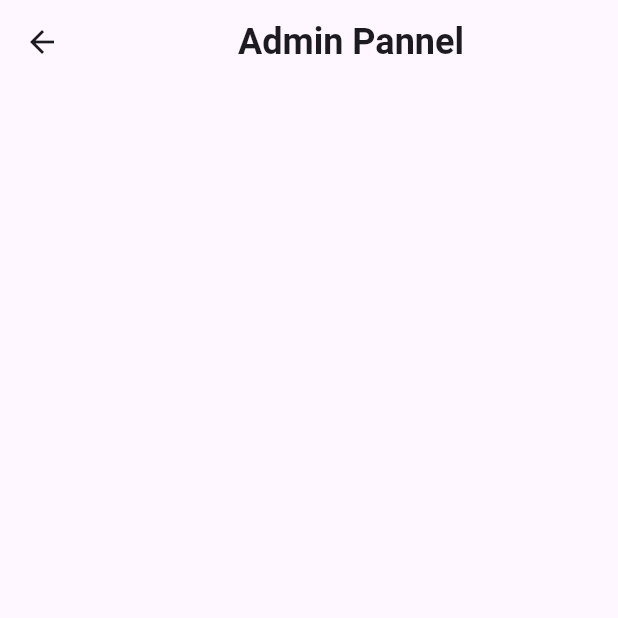
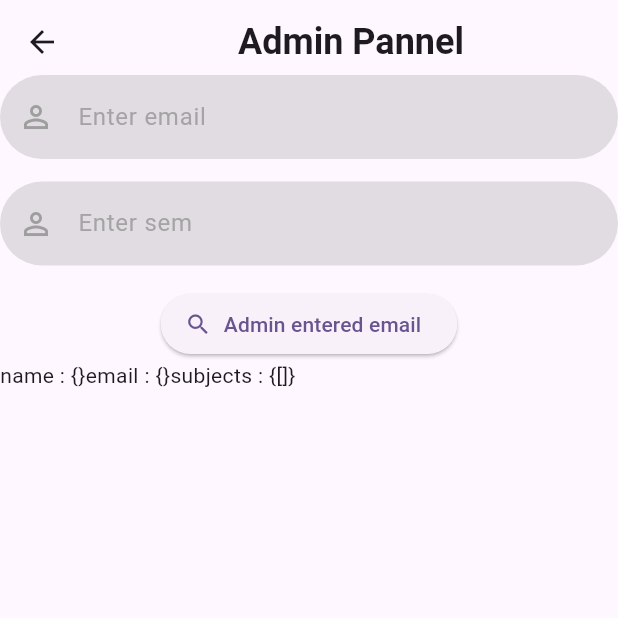
Before and after one commit to AdityaJaiswal1010/FormFillingNfc, a Flutter app: the AdminPage screen opened directly, on a phone screen of 412 x 824 dp, the top half of it. Run offline on Flutter 3.47's test engine with Material 2 defaults, Android fonts, the phone set to English and light mode, and no system bars; our stand-ins replace cloud_firestore, file_picker, firebase_auth, firebase_core, firebase_storage, open_file; missing offline and left inert: syncfusion_flutter_pdf; accounts and stored records are empty.

Commit message:
admin pannel working but null childid error

```diff
--- a/lib/screens/adminscreen.dart
+++ b/lib/screens/adminscreen.dart
@@ -1,5 +1,9 @@
+
+
 import 'package:flutter/material.dart';
-
+import 'package:flutter_application_1/widgets/reusable.dart';
+import 'package:cloud_firestore/cloud_firestore.dart';
+import 'package:firebase_storage/firebase_storage.dart';
 class AdminPage extends StatefulWidget {
   const AdminPage({super.key});
 
@@ -8,6 +12,14 @@ class AdminPage extends StatefulWidget {
 }
 
 class _AdminPageState extends State<AdminPage> {
+  String childid='';
+  String nameFromDb='';
+  String emailFromDb='';
+  List<String> subjectsFromDb=[];
+        TextEditingController _adminEnteredSemTextController = TextEditingController();
+
+      TextEditingController _adminEnteredEmailTextController = TextEditingController();
+
   @override
   Widget build(BuildContext context) {
     return Scaffold(
@@ -30,6 +42,53 @@ class _AdminPageState extends State<AdminPage> {
         ),
       ),
       body: Container(
+        child: Container(
+          child: Column(
+
+            children: <Widget>[
+              const SizedBox(
+                    height: 50,
+                  ),
+                  reusableTextField("Enter email", Icons.person_outline, false,
+                      _adminEnteredEmailTextController),
+                      const SizedBox(
+                  height: 15,
+                ),
+                   reusableTextField("Enter sem", Icons.person_outline, false,
+                      _adminEnteredSemTextController),
+                      const SizedBox(
+                  height: 15,
+                ),
+                    ElevatedButton.icon(onPressed:() {
+                      FirebaseFirestore.instance.collection('users').get().then((QuerySnapshot? snapshot) {
+                        snapshot!.docs.forEach((document){
+                          if(document['email'].toString()==_adminEnteredEmailTextController.text.toString()){
+
+                              childid=document['childid'].toString();
+                              print(document['childid'].toString());
+                            FirebaseFirestore.instance.collection('forms').doc(document['childid'].toString()).get().then((value) {
+                        emailFromDb=value['email'];
+                        nameFromDb=value['name'];
+                        subjectsFromDb=value['subjects'][_adminEnteredSemTextController.text.toString()];
+                      });
+
+                          }
+                        });
+                      });
+
+
+                    }, icon: Icon(Icons.search), label: Text('Admin entered email')),
+                    Column(children: [
+                      Row(children: [
+                        Text("name : {$nameFromDb}"),
+                        Text("email : {$emailFromDb}"),
+                        Text("subjects : {$subjectsFromDb}")
+                      ],)
+                    ],)
+            ],
+          ),
+
+        ),
 
       ),
     );
--- a/lib/screens/home_screen.dart
+++ b/lib/screens/home_screen.dart
@@ -14,7 +14,7 @@ import '../storage_services/storageService.dart';
 import '../widgets/constants.dart';
 import '../widgets/enable.dart';
 import '../widgets/reusable.dart';
-import 'adminscreen.dart';
+
 
 
 class HomeScreen extends StatefulWidget {
--- a/lib/screens/signin_screen.dart
+++ b/lib/screens/signin_screen.dart
@@ -124,10 +124,8 @@ Widget forgetPassword(BuildContext context) {
         {
           flag=1;
           Navigator.push(context,
-                            MaterialPageRoute(builder: (context) => AdminPage())).onError((error, stackTrace) {
-                        print("Error ${error.toString()}");
-                      });
-        }
+                            MaterialPageRoute(builder: (context) => AdminPage()));
+        }else{
         FirebaseFirestore.instance.collection('users').get().then((QuerySnapshot? snapshot) {
           snapshot!.docs.forEach((document) {
             if(document['email'].toString()==_emailTextController.text.toString()){
@@ -139,7 +137,7 @@ Widget forgetPassword(BuildContext context) {
                         MaterialPageRoute(builder: (context) => HomeScreen(childid.toString())));
                             }
           });
-        },);
+        },);}
         print('flag');
         print(flag);
         print(adminlist);
--- a/lib/widgets/reusable.dart
+++ b/lib/widgets/reusable.dart
@@ -7,6 +7,7 @@ TextField reusableTextField(String text, IconData icon, bool isPasswordType,
     controller: controller,
     obscureText: isPasswordType,
     enableSuggestions: !isPasswordType,
+
     autocorrect: !isPasswordType,
     cursorColor: Colors.black,
     style: TextStyle(color: Colors.grey.withOpacity(0.9)),
```
